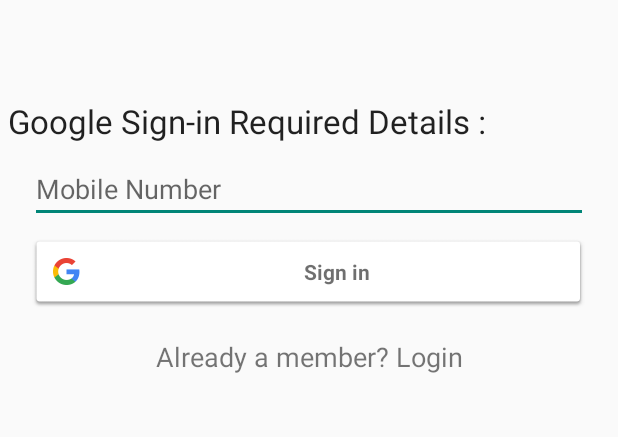
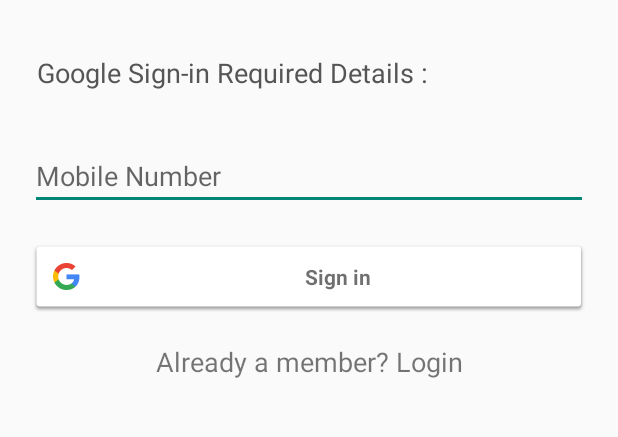
Before and after one commit to sukesholivo/App, an Android app: the GoogleSigninActivity screen opened directly, with no data from a screen before it, on a phone screen of 412 x 824 dp, the part 285-722 px from its top. Run offline under Robolectric (Android 15) with nearby library versions, the phone set to English and light mode, and no system bars; 2 statements that could not run were skipped.

Commit message:
Before Login Screens - UI

```diff
--- a/App/main/src/main/res/layout/activity_google_signin.xml
+++ b/App/main/src/main/res/layout/activity_google_signin.xml
@@ -43,10 +43,14 @@ android:layout_height="match_parent" >
             android:textAppearance="?android:attr/textAppearanceLarge"
             android:text=" Google Sign-in Required Details :"
             android:id="@+id/textView"
-
+            android:textSize="18sp"
+            android:textColor="#555555"
             android:layout_alignParentLeft="true"
             android:layout_alignParentStart="true"
-            android:layout_marginTop="56dp" />
+            android:layout_marginLeft="20dp"
+            android:layout_marginRight="20dp"
+            android:layout_marginBottom="26dp"
+            android:layout_marginTop="26dp"/>
 
         <!-- User Name
 
@@ -71,7 +75,7 @@ android:layout_height="match_parent" >
             android:layout_width="match_parent"
             android:layout_height="wrap_content"
             android:layout_marginTop="8dp"
-            android:layout_marginBottom="8dp"
+            android:layout_marginBottom="20dp"
             android:layout_marginLeft="20dp"
             android:layout_marginRight="20dp"
             android:inputType="number"
@@ -83,8 +87,9 @@ android:layout_height="match_parent" >
         <com.google.android.gms.common.SignInButton
             android:layout_centerInParent="true"
             android:id="@+id/sign_in_button"
-            android:layout_width="371sp"
-
+            android:layout_width="match_parent"
+            android:layout_marginLeft="20dp"
+            android:layout_marginRight="20dp"
             android:layout_height="wrap_content"
             android:layout_gravity="center_horizontal" />
 
```
Also changed, not shown: App/main/src/main/res/layout/activity_signup.xml (+3 -4 lines), App/main/src/main/res/layout/activity_startup.xml (+5 -5 lines).
